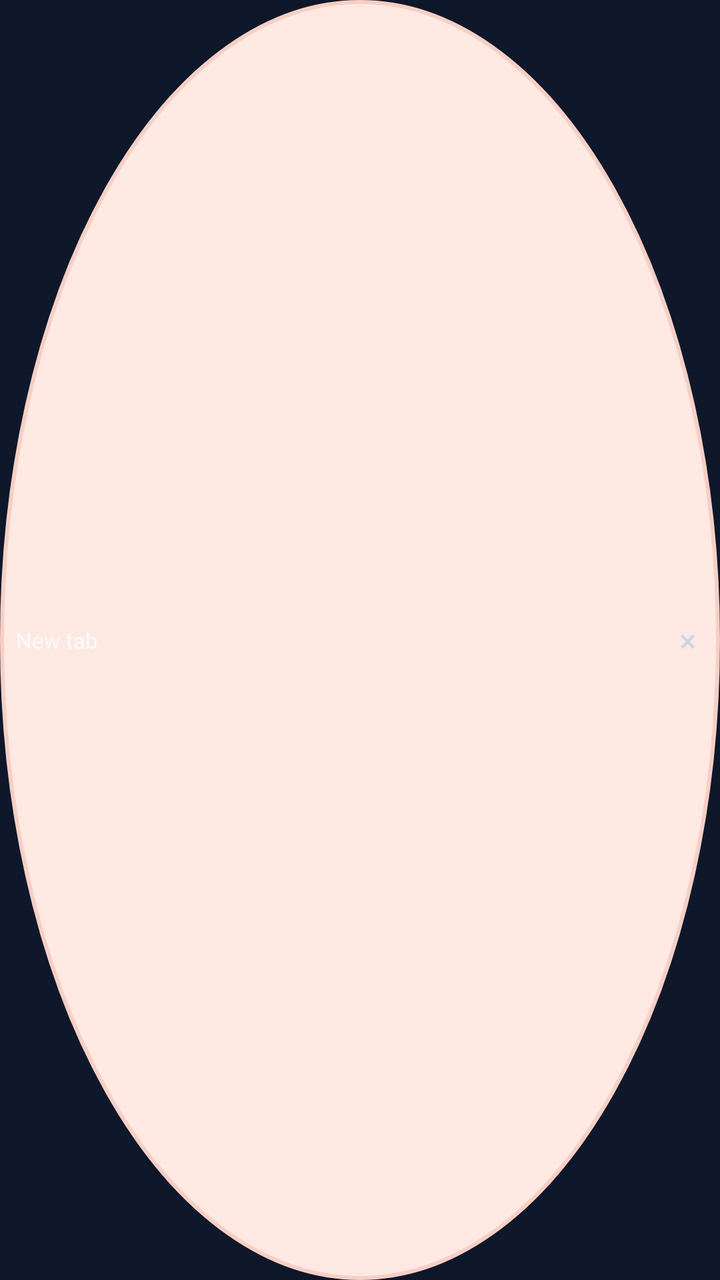
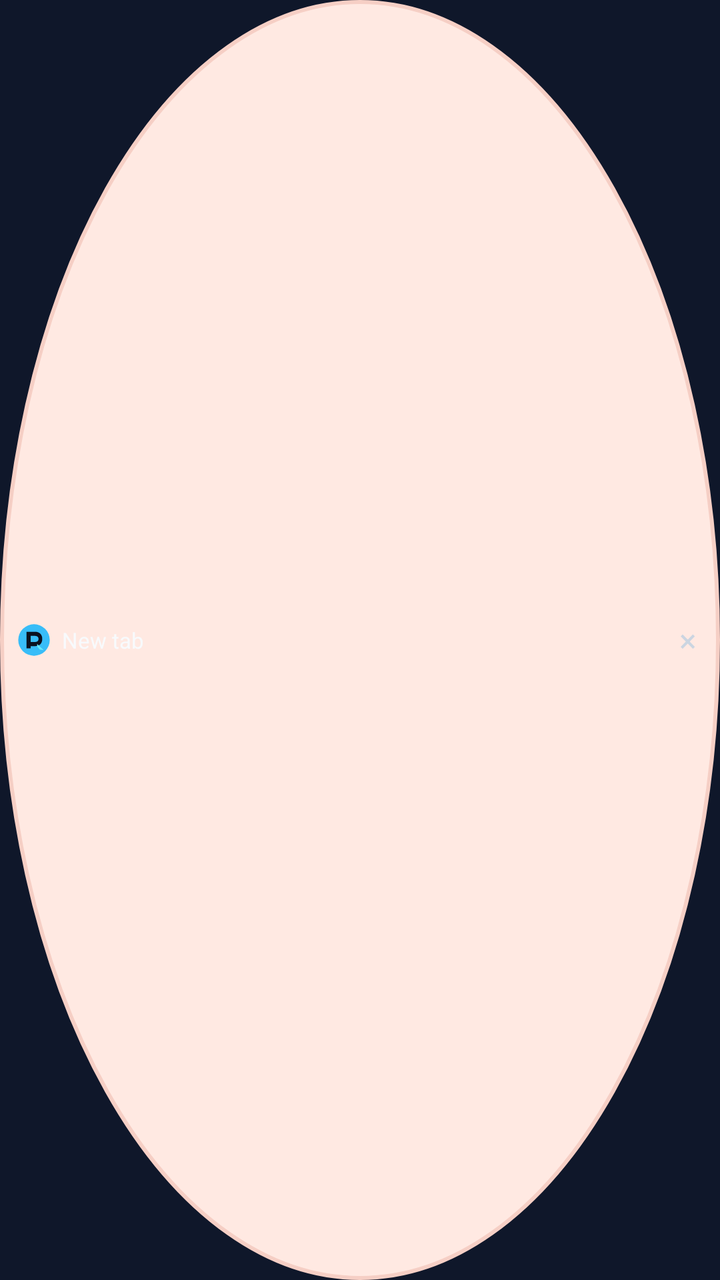

The first picture is an Android layout as it rendered before a commit; the second is the same layout after the commit. The layout source and the unified diff follow.
<!-- AndroidManifest.xml: application theme Theme.Phormi -->
<!-- res/layout/tab_chip.xml -->
<?xml version="1.0" encoding="utf-8"?>
<LinearLayout xmlns:android="http://schemas.android.com/apk/res/android"
    android:layout_width="wrap_content"
    android:layout_height="30dp"
    android:minWidth="76dp"
    android:maxWidth="180dp"
    android:layout_marginStart="2dp"
    android:layout_marginEnd="2dp"
    android:paddingStart="8dp"
    android:paddingEnd="4dp"
    android:gravity="center_vertical"
    android:orientation="horizontal"
    android:background="@drawable/bg_tab_circle">

    <ImageView
        android:id="@+id/tab_chip_icon"
        android:layout_width="18dp"
        android:layout_height="18dp"
        android:layout_marginEnd="4dp"
        android:visibility="gone"
        android:src="@drawable/ic_phormi_ghost"
        android:contentDescription="Ghost tab" />

    <TextView
        android:id="@+id/tab_chip_title"
        android:layout_width="0dp"
        android:layout_height="wrap_content"
        android:layout_weight="1"
        android:maxWidth="145dp"
        android:ellipsize="end"
        android:maxLines="1"
        android:text="New tab"
        android:textColor="#F8FAFC"
        android:textSize="11sp" />

    <TextView
        android:id="@+id/tab_chip_close"
        android:layout_width="24dp"
        android:layout_height="24dp"
        android:gravity="center"
        android:text="×"
        android:textColor="#CBD5E1"
        android:textSize="16sp"
        android:contentDescription="Close tab" />
</LinearLayout>
<!-- resources referenced by this layout -->
<resources>
  <!-- drawable bg_tab_circle (drawable) -->
  <?xml version="1.0" encoding="utf-8"?>
  <shape xmlns:android="http://schemas.android.com/apk/res/android" android:shape="oval">
      <solid android:color="#FFE9E2" />
      <stroke android:width="2dp" android:color="#F6CFC5" />
      <padding android:left="10dp" android:top="10dp" android:right="10dp" android:bottom="10dp" />
  </shape>
  <!-- drawable ic_phormi_ghost (drawable) -->
  <?xml version="1.0" encoding="utf-8"?>
  <vector xmlns:android="http://schemas.android.com/apk/res/android"
      android:width="48dp"
      android:height="48dp"
      android:viewportWidth="48"
      android:viewportHeight="48">
      <path android:fillColor="#CBD5E1" android:pathData="M24,5C13.5,5 7,12.8 7,23.1V42L12.5,38.2L18,42L24,38.2L30,42L35.5,38.2L41,42V23.1C41,12.8 34.5,5 24,5Z" />
      <path android:fillColor="#0F172A" android:pathData="M16,22A3,4 0,1 0,22 22A3,4 0,1 0,16 22M26,22A3,4 0,1 0,32 22A3,4 0,1 0,26 22" />
      <path android:fillColor="#0F172A" android:pathData="M17,30C20,34 28,34 31,30C28,31.5 20,31.5 17,30Z" />
  </vector>
  <style name="Theme.Phormi" parent="Theme.MaterialComponents.DayNight.NoActionBar">
          <item name="colorPrimary">#0F172A</item>
          <item name="colorPrimaryDark">#0F172A</item>
          <item name="colorAccent">#38BDF8</item>
          <item name="android:windowBackground">#0F172A</item>
      </style>
</resources>

<!-- the commit's change to res/layout/tab_chip.xml (unified diff, before → after) -->
@@ -14,12 +14,8 @@
 
     <ImageView
         android:id="@+id/tab_chip_icon"
-        android:layout_width="18dp"
-        android:layout_height="18dp"
-        android:layout_marginEnd="4dp"
-        android:visibility="gone"
-        android:src="@drawable/ic_phormi_ghost"
-        android:contentDescription="Ghost tab" />
+        android:layout_width="18dp" android:layout_height="18dp" android:layout_marginEnd="5dp"
+        android:src="@drawable/ic_phormi_logo" android:contentDescription="Tab icon" />
 
     <TextView
         android:id="@+id/tab_chip_title"
<!-- resource entries referenced after the edit -->
@@ -7,16 +7,24 @@
       <stroke android:width="2dp" android:color="#F6CFC5" />
       <padding android:left="10dp" android:top="10dp" android:right="10dp" android:bottom="10dp" />
   </shape>
-  <!-- drawable ic_phormi_ghost (drawable) -->
+  <!-- drawable ic_phormi_logo (drawable) -->
   <?xml version="1.0" encoding="utf-8"?>
   <vector xmlns:android="http://schemas.android.com/apk/res/android"
       android:width="48dp"
       android:height="48dp"
       android:viewportWidth="48"
       android:viewportHeight="48">
-      <path android:fillColor="#CBD5E1" android:pathData="M24,5C13.5,5 7,12.8 7,23.1V42L12.5,38.2L18,42L24,38.2L30,42L35.5,38.2L41,42V23.1C41,12.8 34.5,5 24,5Z" />
-      <path android:fillColor="#0F172A" android:pathData="M16,22A3,4 0,1 0,22 22A3,4 0,1 0,16 22M26,22A3,4 0,1 0,32 22A3,4 0,1 0,26 22" />
-      <path android:fillColor="#0F172A" android:pathData="M17,30C20,34 28,34 31,30C28,31.5 20,31.5 17,30Z" />
+      
+      <path
+          android:fillColor="#38BDF8"
+          android:pathData="M24,3A21,21 0,1 0,24 45A21,21 0,1 0,24 3" />
+      <path
+          android:fillColor="#0B1220"
+          android:pathData="M14,35L14,13L25,13C31.6,13 35,16.8 35,22.6C35,28.5 31.6,32.2 25,32.2L19.5,32.2L19.5,35ZM19.5,18.5L19.5,26.7L24.6,26.7C28.1,26.7 30,25.4 30,22.6C30,19.8 28.1,18.5 24.6,18.5Z" />
+      
+      <path
+          android:fillColor="#67E8F9"
+          android:pathData="M28.2,29.2L37,37.5L31.8,36.8L28.1,32.5Z" />
   </vector>
   <style name="Theme.Phormi" parent="Theme.MaterialComponents.DayNight.NoActionBar">
           <item name="colorPrimary">#0F172A</item>
